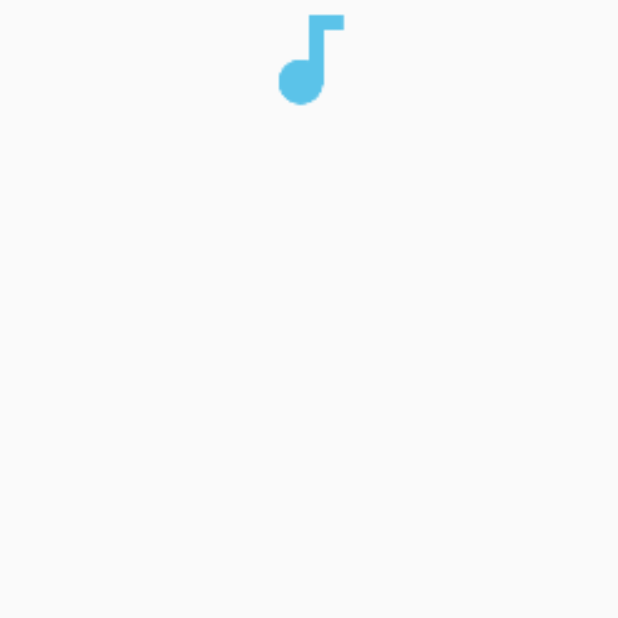
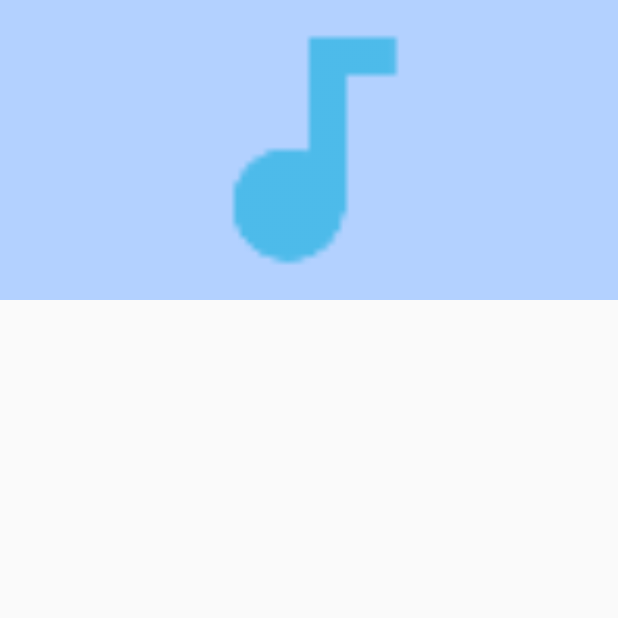
Before and after one commit to MatthewTimmons/UpcomingEventsApp, an Android app: the fragment EventDetailsFragment shown on its own in the app's theme, on a phone screen of 412 x 824 dp, the top half of it. Run offline under Robolectric (Android 15) with nearby library versions, the light colour scheme and no system bars; our stand-ins replace Firebase (no records; nobody signed in at launch, a user with empty details on screens opened directly), Picasso; pictures from the network do not load; 1 statement that could not run was skipped.

Commit message:
Changes Details Activity layout to a scroll view and sets friends recycler view to wrap content, instead of a fixed height.

```diff
--- a/app/src/main/java/com/matthewtimmons/upcomingeventsapp/fragments/EventsFragment.java
+++ b/app/src/main/java/com/matthewtimmons/upcomingeventsapp/fragments/EventsFragment.java
@@ -54,7 +54,7 @@ public class EventsFragment extends Fragment {
                 v.findViewById(R.id.events_recycler_view).setBackgroundResource(R.drawable.vaporwave);
                 break;
             case FirebaseConstants.KEY_MOVIES:
-                v.findViewById(R.id.events_recycler_view).setBackgroundResource(R.drawable.popcorn);
+                v.findViewById(R.id.events_recycler_view).setBackgroundResource(R.drawable.popcorn_background);
                 break;
         }
 
--- a/app/src/main/res/layout/fragment_details_event.xml
+++ b/app/src/main/res/layout/fragment_details_event.xml
@@ -3,34 +3,17 @@
     xmlns:app="http://schemas.android.com/apk/res-auto"
     xmlns:tools="http://schemas.android.com/tools"
     android:layout_width="match_parent"
-    android:layout_height="match_parent">
+    android:layout_height="wrap_content"
+    tools:layout_editor_absoluteY="25dp">
 
     <ImageView
         android:id="@+id/wide_image"
         android:layout_width="match_parent"
-        android:layout_height="80dp"
+        android:layout_height="200dp"
+        android:background="@color/pastel_blue"
+        android:scaleType="fitCenter"
         android:src="@drawable/ic_concerts_blue" />
 
-    <android.support.constraint.Guideline
-        android:id="@+id/top_gutter"
-        android:layout_width="wrap_content"
-        android:layout_height="wrap_content"
-        android:orientation="horizontal"
-        app:layout_constraintGuide_begin="96dp" />
-
-    <android.support.constraint.Guideline
-        android:id="@+id/bottom_gutter"
-        android:layout_width="wrap_content"
-        android:layout_height="wrap_content"
-        android:orientation="horizontal"
-        app:layout_constraintGuide_end="220dp" />
-
-    <android.support.constraint.ConstraintLayout
-        android:id="@+id/details_constraint_layout"
-        android:layout_width="match_parent"
-        android:layout_height="0dp"
-        app:layout_constraintBottom_toTopOf="@id/optional_checkbox"
-        app:layout_constraintTop_toBottomOf="@id/top_gutter">
 
     <android.support.constraint.Guideline
         android:id="@+id/left_gutter"
@@ -50,24 +33,24 @@
         android:id="@+id/title"
         android:layout_width="0dp"
         android:layout_height="wrap_content"
+        android:layout_marginTop="16dp"
         android:textSize="30sp"
-            app:layout_constraintBottom_toTopOf="@id/optional_subtitle"
-            app:layout_constraintEnd_toStartOf="@id/right_gutter"
+        app:layout_constraintEnd_toEndOf="@id/right_gutter"
         app:layout_constraintStart_toStartOf="@id/left_gutter"
-            app:layout_constraintTop_toTopOf="parent"
-            app:layout_constraintVertical_chainStyle="spread"
+        app:layout_constraintTop_toBottomOf="@id/wide_image"
         tools:text="First Band Name" />
 
     <TextView
         android:id="@id/optional_subtitle"
         android:layout_width="0dp"
         android:layout_height="wrap_content"
+        android:layout_marginTop="16dp"
         android:textSize="24sp"
         android:visibility="gone"
-            app:layout_constraintBottom_toTopOf="@id/optional_second_subtitle_field"
-            app:layout_constraintEnd_toStartOf="@id/right_gutter"
-            app:layout_constraintStart_toStartOf="@id/left_gutter"
+        app:layout_constraintEnd_toStartOf="@+id/right_gutter"
+        app:layout_constraintStart_toStartOf="@+id/left_gutter"
         app:layout_constraintTop_toBottomOf="@id/title"
+        app:layout_goneMarginTop="0dp"
         tools:text="Optional Subtitle"
         tools:visibility="visible" />
 
@@ -75,11 +58,11 @@
         android:id="@+id/optional_second_subtitle_field"
         android:layout_width="0dp"
         android:layout_height="wrap_content"
+        android:layout_marginTop="16dp"
         android:textSize="18sp"
         android:visibility="gone"
-            app:layout_constraintBottom_toTopOf="@id/second_info_field"
-            app:layout_constraintLeft_toRightOf="@id/left_gutter"
-            app:layout_constraintRight_toLeftOf="@id/right_gutter"
+        app:layout_constraintEnd_toEndOf="@id/right_gutter"
+        app:layout_constraintStart_toStartOf="@id/left_gutter"
         app:layout_constraintTop_toBottomOf="@id/optional_subtitle"
         tools:text="Optional Third Info Field"
         tools:visibility="visible" />
@@ -88,9 +71,9 @@
         android:id="@+id/second_info_field"
         android:layout_width="0dp"
         android:layout_height="wrap_content"
-            app:layout_constraintBottom_toTopOf="@id/third_info_field"
-            app:layout_constraintLeft_toRightOf="@id/left_gutter"
-            app:layout_constraintRight_toLeftOf="@id/right_gutter"
+        android:layout_marginTop="16dp"
+        app:layout_constraintEnd_toEndOf="@id/right_gutter"
+        app:layout_constraintStart_toStartOf="@id/left_gutter"
         app:layout_constraintTop_toBottomOf="@id/optional_second_subtitle_field"
         tools:text="Fourth Info Field" />
 
@@ -98,26 +81,22 @@
         android:id="@+id/third_info_field"
         android:layout_width="0dp"
         android:layout_height="wrap_content"
-            app:layout_constraintBottom_toBottomOf="parent"
-            app:layout_constraintLeft_toRightOf="@id/left_gutter"
-            app:layout_constraintRight_toLeftOf="@id/right_gutter"
+        android:layout_marginTop="16dp"
+        app:layout_constraintEnd_toEndOf="@id/right_gutter"
+        app:layout_constraintStart_toStartOf="@id/left_gutter"
         app:layout_constraintTop_toBottomOf="@id/second_info_field"
         tools:text="Fifth Info Field" />
 
+    <CheckBox
+        android:id="@+id/optional_checkbox"
+        android:layout_width="wrap_content"
+        android:layout_height="wrap_content"
+        android:layout_marginTop="32dp"
+        android:textSize="30sp"
+        android:visibility="gone"
+        app:layout_constraintEnd_toEndOf="@id/right_gutter"
+        app:layout_constraintTop_toBottomOf="@id/third_info_field"
+        tools:text="Optional Checkbox"
+        tools:visibility="visible" />
 
 </android.support.constraint.ConstraintLayout>
-
-    <CheckBox
-        android:id="@+id/optional_checkbox"
-        android:textSize="30sp"
-        android:visibility="gone"
-        android:layout_width="wrap_content"
-        android:layout_height="wrap_content"
-        android:layout_marginBottom="8dp"
-        android:layout_marginRight="8dp"
-        app:layout_constraintEnd_toEndOf="parent"
-        app:layout_constraintBottom_toBottomOf="parent"
-        tools:visibility="visible"
-        tools:text="Optional Checkbox"/>
-
-</android.support.constraint.ConstraintLayout>
--- a/app/src/main/res/values/colors.xml
+++ b/app/src/main/res/values/colors.xml
@@ -4,4 +4,5 @@
     <color name="colorPrimaryDark">#303F9F</color>
     <color name="colorPrimaryLight">#0066FF</color>
     <color name="colorAccent">#FF4081</color>
+    <color name="pastel_blue">#B3D1FF</color>
 </resources>
```
Also changed, not shown: app/src/main/java/com/matthewtimmons/upcomingeventsapp/fragments/InterestLevelSeekbarFragment.java (+49 -35 lines), app/src/main/res/drawable/background_gradient_blue.xml (added, +12 -0 lines), app/src/main/res/layout/activity_details.xml (+14 -24 lines), app/src/main/res/layout/fragment_friends_interest.xml (+10 -11 lines). Lines whose indentation alone changed are shown as unchanged.
